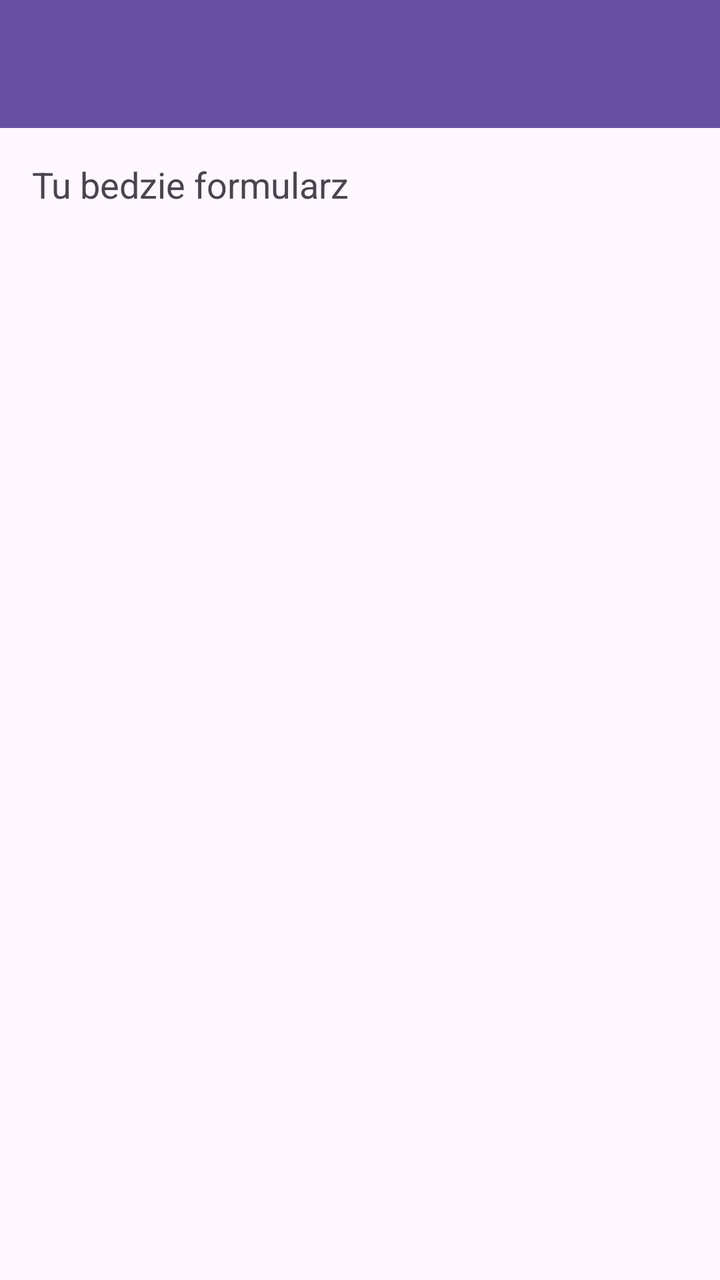
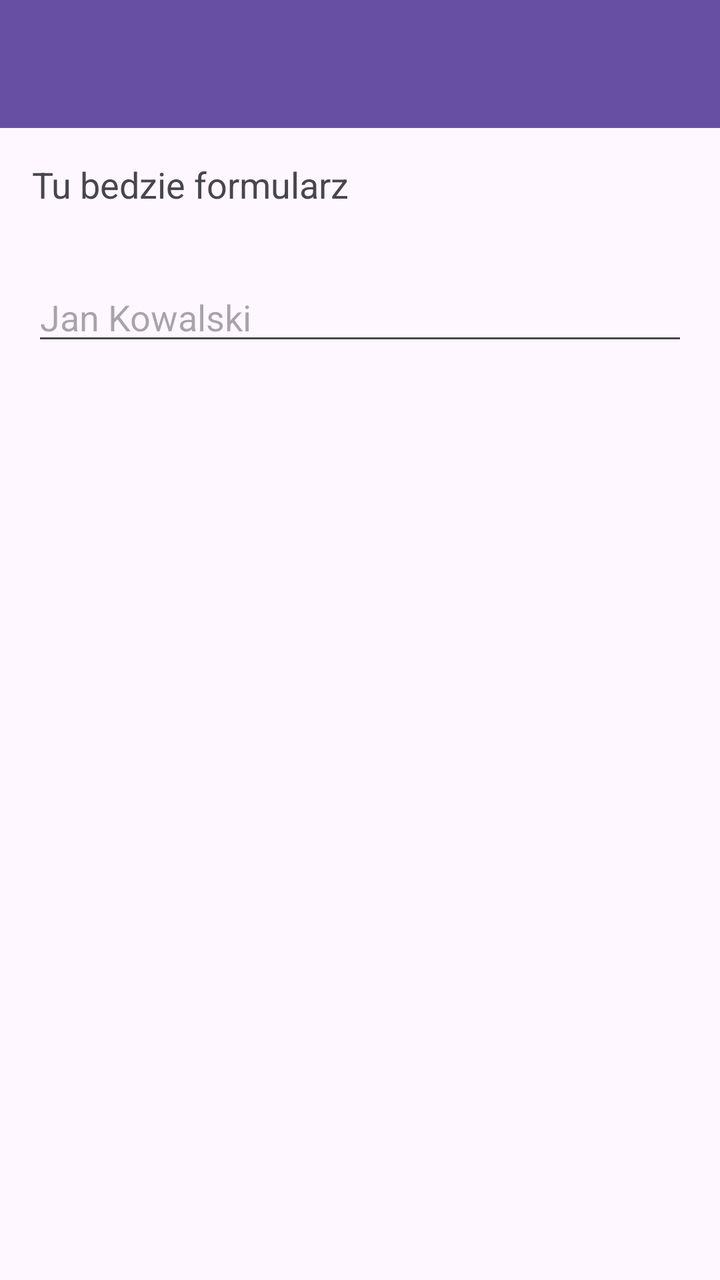

The first picture is an Android layout as it rendered before a commit; the second is the same layout after the commit. The layout source and the unified diff follow.
<!-- AndroidManifest.xml: application theme Theme.Pasek -->
<!-- res/layout/activity_main.xml -->
<?xml version="1.0" encoding="utf-8"?>
<LinearLayout xmlns:android="http://schemas.android.com/apk/res/android"
    xmlns:app="http://schemas.android.com/apk/res-auto"
    xmlns:tools="http://schemas.android.com/tools"
    android:id="@+id/main"
    android:layout_width="match_parent"
    android:layout_height="match_parent"
    android:orientation="vertical"
    tools:context=".MainActivity">

    <androidx.appcompat.widget.Toolbar
        android:id="@+id/toolbar"
        android:layout_width="match_parent"
        android:layout_height="?attr/actionBarSize"
        android:background="?attr/colorPrimary"
        app:theme="@style/ThemeOverlay.AppCompat.Dark.ActionBar"
        app:titleTextColor="#FFFFFF" />

    <TextView
        android:layout_width="wrap_content"
        android:layout_height="wrap_content"
        android:layout_margin="16dp"
        android:text="Tu bedzie formularz"
        android:textSize="18sp" />

</LinearLayout>
<!-- resources referenced by this layout -->
<resources>
  <style name="Theme.Pasek" parent="Base.Theme.Pasek" />
  <style name="Base.Theme.Pasek" parent="Theme.Material3.DayNight.NoActionBar">
          
          
      </style>
</resources>

<!-- the commit's change to res/layout/activity_main.xml (unified diff, before → after) -->
@@ -23,4 +23,13 @@
         android:text="Tu bedzie formularz"
         android:textSize="18sp" />
 
+    <EditText
+        android:id="@+id/etName"
+        android:layout_width="match_parent"
+        android:layout_height="wrap_content"
+        android:layout_margin="16dp"
+        android:hint="@string/hint_name"
+        android:inputType="textPersonName"
+        android:maxLines="1" />
+
 </LinearLayout>
<!-- resource entries referenced after the edit -->
@@ -1,5 +1,6 @@
 <!-- resources referenced by this layout -->
 <resources>
+  <string name="hint_name">Jan Kowalski</string>
   <style name="Theme.Pasek" parent="Base.Theme.Pasek" />
   <style name="Base.Theme.Pasek" parent="Theme.Material3.DayNight.NoActionBar">
           
